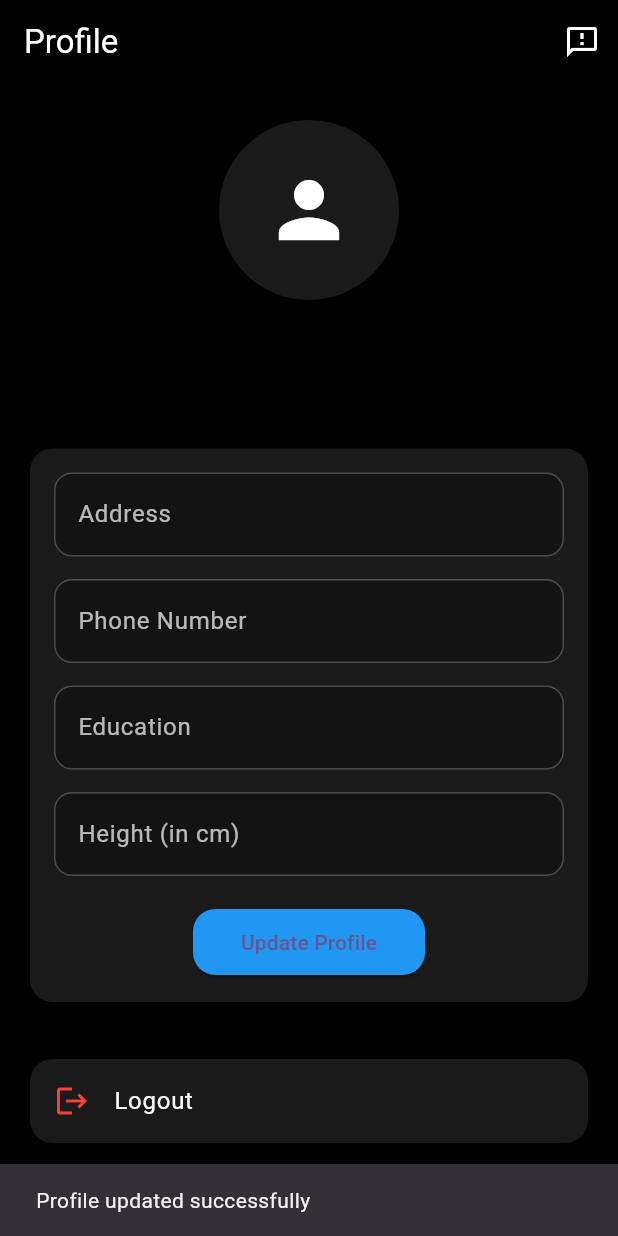
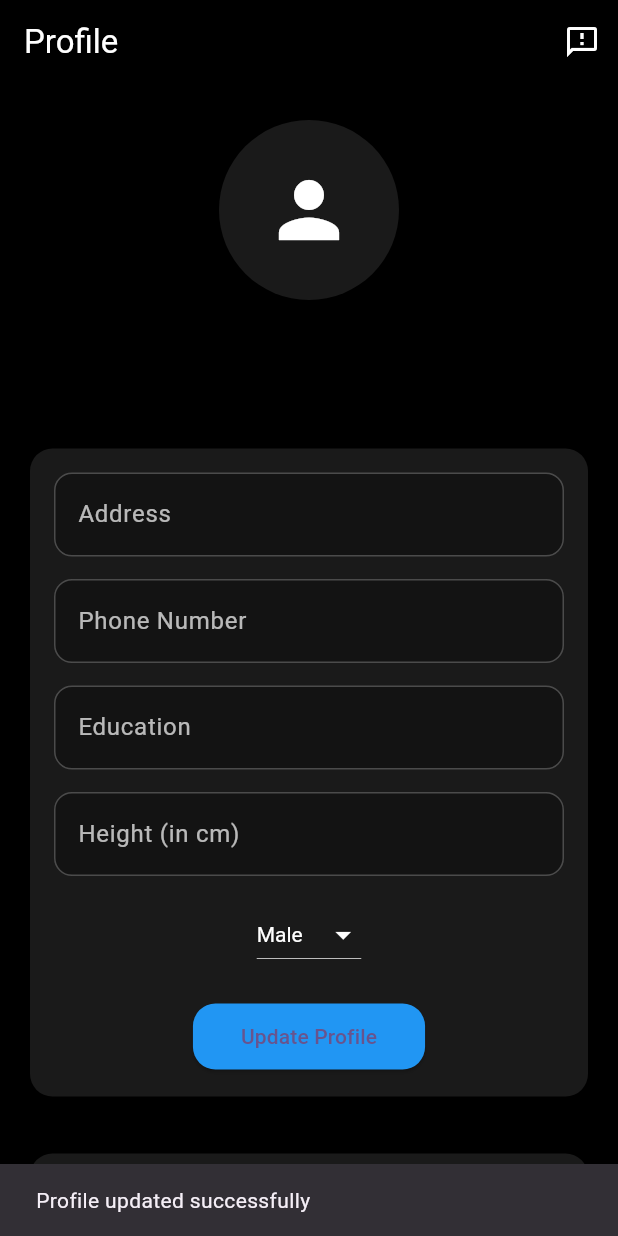
Before and after one commit to muhammedshahbasheer/wellness, a Flutter app: the UserProfileScreen screen opened directly, after a tap on "Update Profile", on a phone screen of 412 x 824 dp. Run offline on Flutter 3.47's test engine with Material 3 defaults, Android fonts, the phone set to English and light mode, and no system bars; our stand-ins replace cloud_firestore, file_picker, firebase_auth, firebase_core, fl_chart, image_picker and 4 more; accounts and stored records are empty; network calls fail.

```diff
--- a/lib/user/profilemanagment.dart
+++ b/lib/user/profilemanagment.dart
@@ -21,6 +21,7 @@ class _UserProfileScreenState extends State<UserProfileScreen> {
   String phoneNumber = '';
   String education = '';
   String height = '';
+  String gender = '';  // Added gender variable
   bool isLoading = true;
 
   final TextEditingController _addressController = TextEditingController();
@@ -28,6 +29,7 @@ class _UserProfileScreenState extends State<UserProfileScreen> {
   final TextEditingController _educationController = TextEditingController();
   final TextEditingController _feedbackController = TextEditingController();
   final TextEditingController _heightController = TextEditingController();
+  String _selectedGender = 'Male';  // Default gender selection
 
   @override
   void initState() {
@@ -43,6 +45,7 @@ class _UserProfileScreenState extends State<UserProfileScreen> {
             await _firestore.collection('users').doc(user!.uid).get();
 
         if (userDoc.exists) {
+          if (mounted) {
             setState(() {
               name = userDoc.get('name') ?? 'No name';
               email = userDoc.get('email') ?? 'No email';
@@ -51,17 +54,24 @@ class _UserProfileScreenState extends State<UserProfileScreen> {
               phoneNumber = userDoc.get('phoneNumber') ?? '';
               education = userDoc.get('education') ?? '';
               height = userDoc.get('height') ?? '';
+              gender = userDoc.get('gender') ?? 'Male';  // Fetch gender
               isLoading = false;
             });
 
+            // Set controllers to fetched values
             _addressController.text = address;
             _phoneNumberController.text = phoneNumber;
             _educationController.text = education;
             _heightController.text = height;
+            _selectedGender = gender;  // Set selected gender
+          }
         }
       }
     } catch (e) {
+      if (mounted) {
         setState(() => isLoading = false);
+      }
+      print('Error loading user data: $e');
     }
   }
 
@@ -73,6 +83,7 @@ class _UserProfileScreenState extends State<UserProfileScreen> {
           'phoneNumber': _phoneNumberController.text.trim(),
           'education': _educationController.text.trim(),
           'height': _heightController.text.trim(),
+          'gender': _selectedGender,  // Save selected gender
         });
         ScaffoldMessenger.of(context)
             .showSnackBar(const SnackBar(content: Text('Profile updated successfully')));
@@ -242,6 +253,8 @@ class _UserProfileScreenState extends State<UserProfileScreen> {
             _buildTextField(label: "Education", controller: _educationController),
             const SizedBox(height: 15),
             _buildTextField(label: "Height (in cm)", controller: _heightController),
+            const SizedBox(height: 15),
+            _buildGenderDropdown(), // Gender Dropdown added here
             const SizedBox(height: 20),
             ElevatedButton(
               onPressed: _updateUserData,
@@ -280,6 +293,27 @@ class _UserProfileScreenState extends State<UserProfileScreen> {
     );
   }
 
+  Widget _buildGenderDropdown() {
+    return DropdownButton<String>(
+      value: _selectedGender,
+      onChanged: (String? newGender) {
+        setState(() {
+          _selectedGender = newGender!;
+        });
+      },
+      items: <String>['Male', 'Female', 'Other']
+          .map<DropdownMenuItem<String>>((String value) {
+        return DropdownMenuItem<String>(
+          value: value,
+          child: Text(value, style: const TextStyle(color: Colors.white)),
+        );
+      }).toList(),
+      dropdownColor: Colors.black,
+      iconEnabledColor: Colors.white,
+      style: const TextStyle(color: Colors.white),
+    );
+  }
+
   Widget _buildActionTile(IconData icon, String title, VoidCallback onTap,
       {Color iconColor = Colors.white}) {
     return Card(
--- a/pubspec.yaml
+++ b/pubspec.yaml
@@ -48,6 +48,7 @@ dependencies:
   syncfusion_flutter_gauges: ^28.2.11
   flutter_dotenv: ^5.2.1
   transparent_image: ^2.0.0
+  syncfusion_flutter_charts: ^28.2.12
 
 dev_dependencies:
   flutter_test:
```
Also changed, not shown: lib/user/homepage.dart (+19 -3 lines), pubspec.lock. Lines whose indentation alone changed are shown as unchanged.
